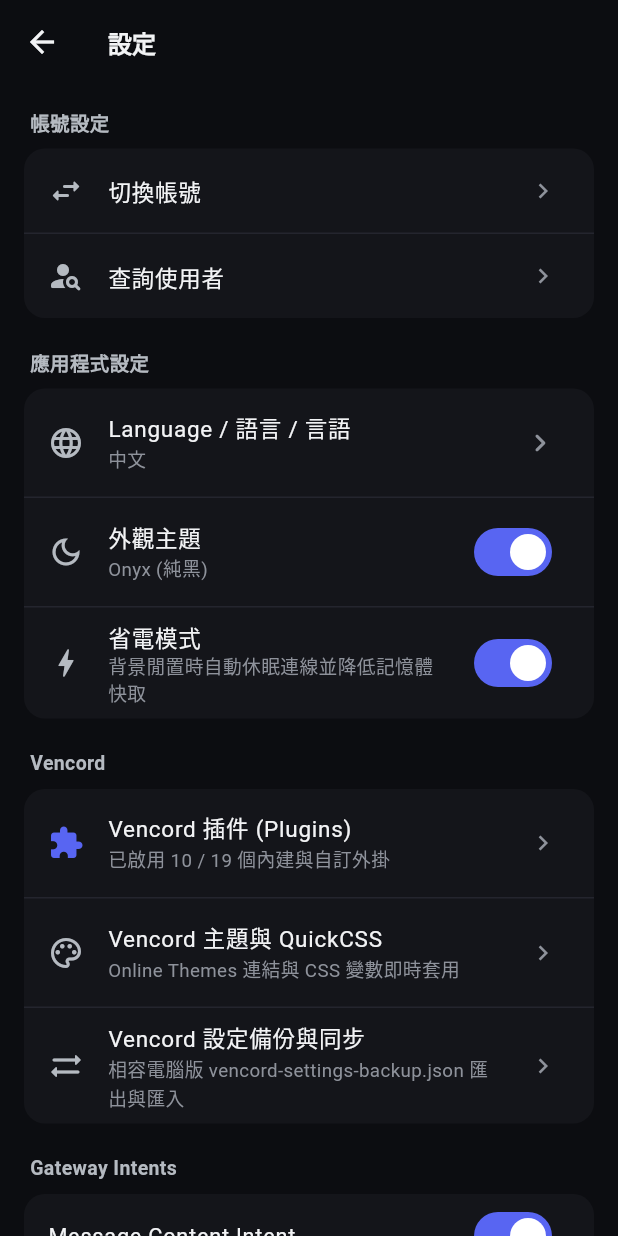
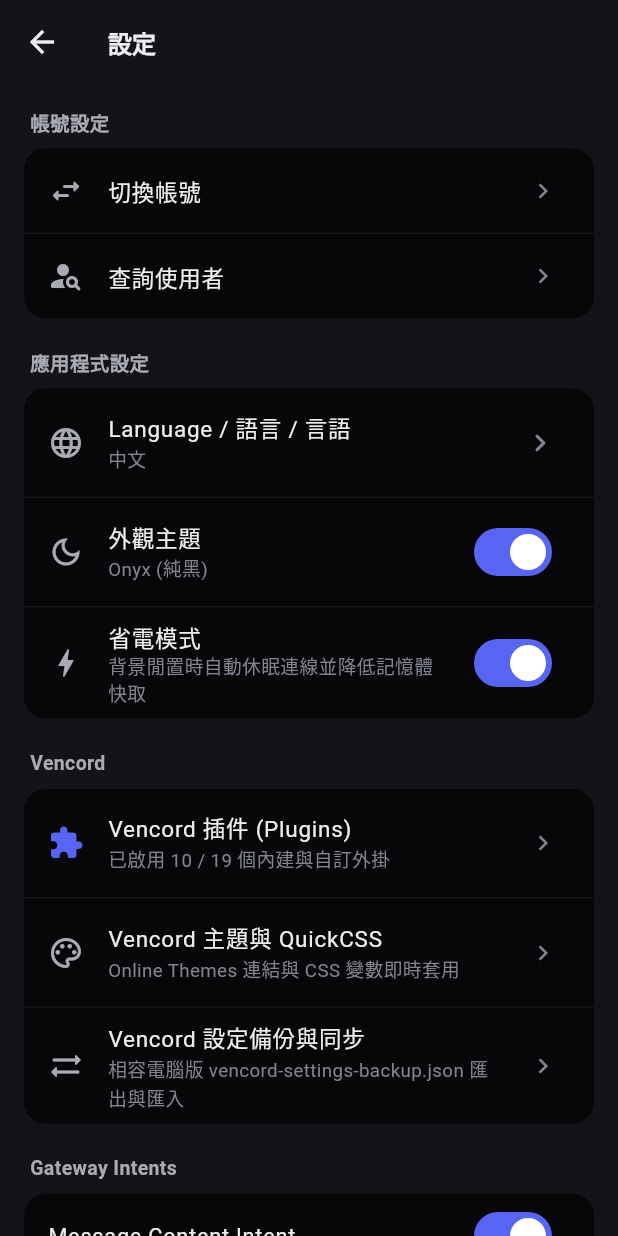
Before and after one commit to nka551774-hue/DiscordBotClient-Mobile, a Flutter app: the DiscordSettingsScreen screen opened directly with empty values, on a phone screen of 412 x 824 dp. Run offline on Flutter 3.47's test engine with Material 3 defaults, Android fonts, the phone set to English and light mode, and no system bars; our stand-ins replace file_picker, image_picker, shared_preferences; accounts and stored records are empty.

Commit message:
feat(ui): official iOS design tokens (Dark/Onyx palette), guild bar, channel list, header and composer sizes (v1.10.6)

```diff
--- a/lib/l10n/strings.dart
+++ b/lib/l10n/strings.dart
@@ -48,6 +48,7 @@ String trf(String zhTemplate, List<Object?> args) {
 }
 
 const Map<String, String> _en = {
+  'Dark (深色)': 'Dark',
   '查詢使用者': 'Look Up User',
   '使用者 ID、提及或個人資料連結': 'User ID, mention or profile link',
   '查詢': 'Look Up',
@@ -488,6 +489,7 @@ const Map<String, String> _en = {
 };
 
 const Map<String, String> _ja = {
+  'Dark (深色)': 'ダーク',
   '查詢使用者': 'ユーザーを検索',
   '使用者 ID、提及或個人資料連結': 'ユーザー ID、メンション、プロフィールリンク',
   '查詢': '検索',
--- a/lib/ui/theme/app_theme.dart
+++ b/lib/ui/theme/app_theme.dart
@@ -50,45 +50,60 @@ class DiscordPalette {
 
   Color get brandColor => activeThemeOverrides?.brand ?? blurple;
 
-  /// 2025/2026 Discord Mobile "Onyx" (oled = true) & "Ash" (oled = false),
-  /// dynamically overridden when Vencord Online Themes or QuickCSS are active.
+  /// Official mobile semantic tokens (from the iOS app's design system):
+  /// oled = false -> "Dark" (default dark theme), oled = true -> "Onyx".
+  /// Vencord Online Themes / QuickCSS can still override each one.
+  // BACKGROUND_BASE_LOWEST
   Color get railBg =>
       activeThemeOverrides?.railBg ??
-      (oled ? const Color(0xFF000000) : const Color(0xFF1E1F22));
+      (oled ? const Color(0xFF000000) : const Color(0xFF121214));
+  // BACKGROUND_BASE_LOWER
   Color get sidebarBg =>
       activeThemeOverrides?.sidebarBg ??
-      (oled ? const Color(0xFF14151A) : const Color(0xFF2B2D31));
+      (oled ? const Color(0xFF070709) : const Color(0xFF1A1A1E));
+  // BACKGROUND_MOBILE_PRIMARY
   Color get chatBg =>
       activeThemeOverrides?.chatBg ??
-      (oled ? const Color(0xFF101115) : const Color(0xFF313338));
+      (oled ? const Color(0xFF000000) : const Color(0xFF1C1D23));
+  // BACKGROUND_FLOATING (sheets)
   Color get profileBg =>
       activeThemeOverrides?.profileBg ??
-      (oled ? const Color(0xFF0C0D11) : const Color(0xFF18191C));
+      (oled ? const Color(0xFF131318) : const Color(0xFF26272F));
+  // BG_BASE_TERTIARY (tab bar)
   Color get bottomBarBg =>
       activeThemeOverrides?.bottomBarBg ??
-      (oled ? const Color(0xFF181920) : const Color(0xFF1E1F22));
+      (oled ? const Color(0xFF000000) : const Color(0xFF131318));
+  // CARD_SECONDARY_BG
   Color get cardBg =>
       activeThemeOverrides?.cardBg ??
-      (oled ? const Color(0xFF1A1B22) : const Color(0xFF2B2D31));
+      (oled ? const Color(0xFF0C0C10) : const Color(0xFF212229));
+  // BG_SURFACE_OVERLAY (rows on sheets)
   Color get elevatedBg =>
       activeThemeOverrides?.elevatedBg ??
-      (oled ? const Color(0xFF22232B) : const Color(0xFF1E1F22));
+      (oled ? const Color(0xFF212229) : const Color(0xFF2C2D35));
+  // BACKGROUND_MODIFIER_SELECTED (#4d505b @ 60%)
   Color get selectedChannelBg =>
-      activeThemeOverrides?.selectedChannelBg ??
-      (oled ? const Color(0xFF262831) : const Color(0xFF393C43));
+      activeThemeOverrides?.selectedChannelBg ?? const Color(0x994D505B);
+  // REDESIGN_CHAT_INPUT_BACKGROUND
   Color get inputBg =>
       activeThemeOverrides?.inputBg ??
-      (oled ? const Color(0xFF22232B) : const Color(0xFF383A40));
+      (oled ? const Color(0x1ABCBCF0) : const Color(0x1F6C6F7C));
   Color get loginInputBg => const Color(0xFF1E1F22);
+  // BORDER_SUBTLE
   Color get border =>
       activeThemeOverrides?.border ??
-      (oled ? const Color(0xFF24252E) : const Color(0xFF3F4147));
+      (oled ? const Color(0x246C6F7C) : const Color(0x1F6C6F7C));
+  // HEADER_PRIMARY
   Color get textPrimary =>
-      activeThemeOverrides?.textPrimary ?? const Color(0xFFF2F3F5);
+      activeThemeOverrides?.textPrimary ??
+      (oled ? const Color(0xFFECEDEF) : const Color(0xFFE4E5E8));
+  // TEXT_SECONDARY
   Color get textSecondary =>
-      activeThemeOverrides?.textSecondary ?? const Color(0xFFB5BAC1);
+      activeThemeOverrides?.textSecondary ??
+      (oled ? const Color(0xFFA8AAB4) : const Color(0xFF9597A3));
+  // TEXT_MUTED
   Color get textMuted =>
-      activeThemeOverrides?.textMuted ?? const Color(0xFF8E929B);
+      activeThemeOverrides?.textMuted ?? const Color(0xFF818491);
 }
 
 ThemeData buildAppTheme({required bool oledBlack}) {
@@ -120,7 +135,7 @@ ThemeData buildAppTheme({required bool oledBlack}) {
     ),
     dividerColor: p.border,
     snackBarTheme: SnackBarThemeData(
-      backgroundColor: const Color(0xFF1C1D24),
+      backgroundColor: p.elevatedBg,
       contentTextStyle: TextStyle(color: p.textPrimary),
       behavior: SnackBarBehavior.floating,
     ),
--- a/lib/ui/widgets/settings_sheet.dart
+++ b/lib/ui/widgets/settings_sheet.dart
@@ -631,7 +631,7 @@ class DiscordSettingsScreen extends StatelessWidget {
                   title: Text(tr('外觀主題'),
                       style: TextStyle(color: p.textPrimary, fontSize: 15)),
                   subtitle: Text(
-                    eco.oledBlackMode ? tr('Onyx (純黑)') : tr('Ash (深灰)'),
+                    eco.oledBlackMode ? tr('Onyx (純黑)') : tr('Dark (深色)'),
                     style: TextStyle(color: p.textMuted, fontSize: 12.5),
                   ),
                   trailing: Switch(
--- a/pubspec.yaml
+++ b/pubspec.yaml
@@ -1,7 +1,7 @@
 name: discord_bot_client
 description: Ultra-lightweight, 120fps low-power mobile Discord Bot Client for Android (APK) & iOS (IPA), inspired by aiko-chan-ai/DiscordBotClient.
 publish_to: 'none'
-version: 1.10.5+26
+version: 1.10.6+27
 
 environment:
   sdk: '>=3.3.0 <4.0.0'
```
Also changed, not shown: lib/ui/screens/home_screen.dart (+32 -30 lines), 1 other file.
